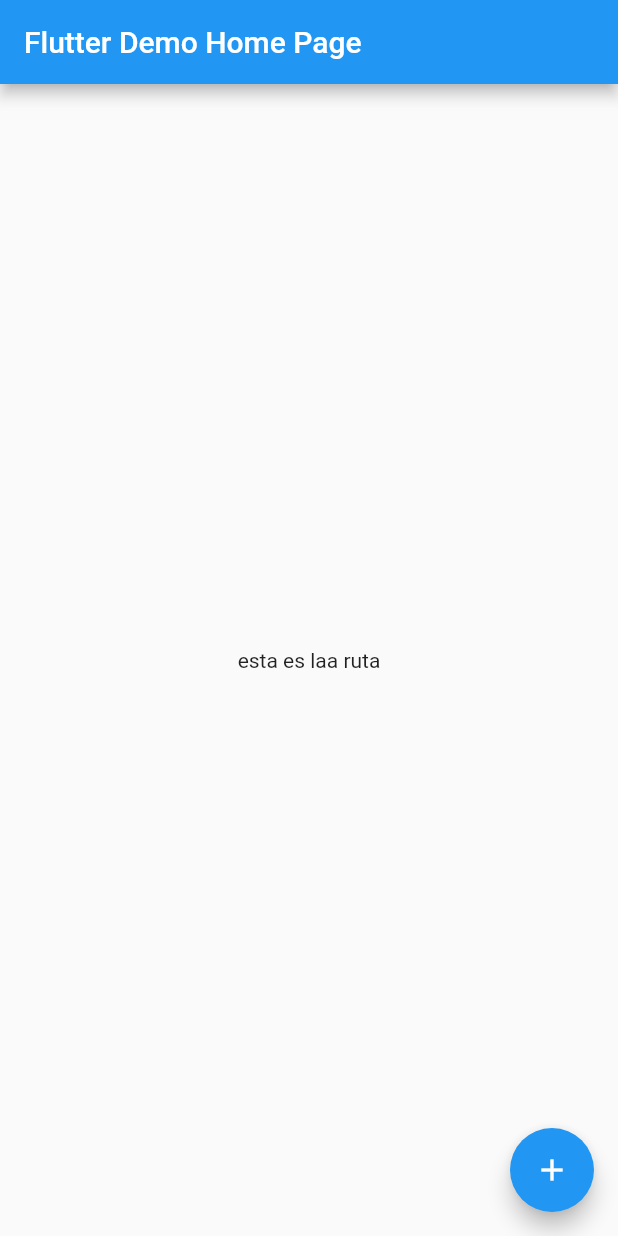
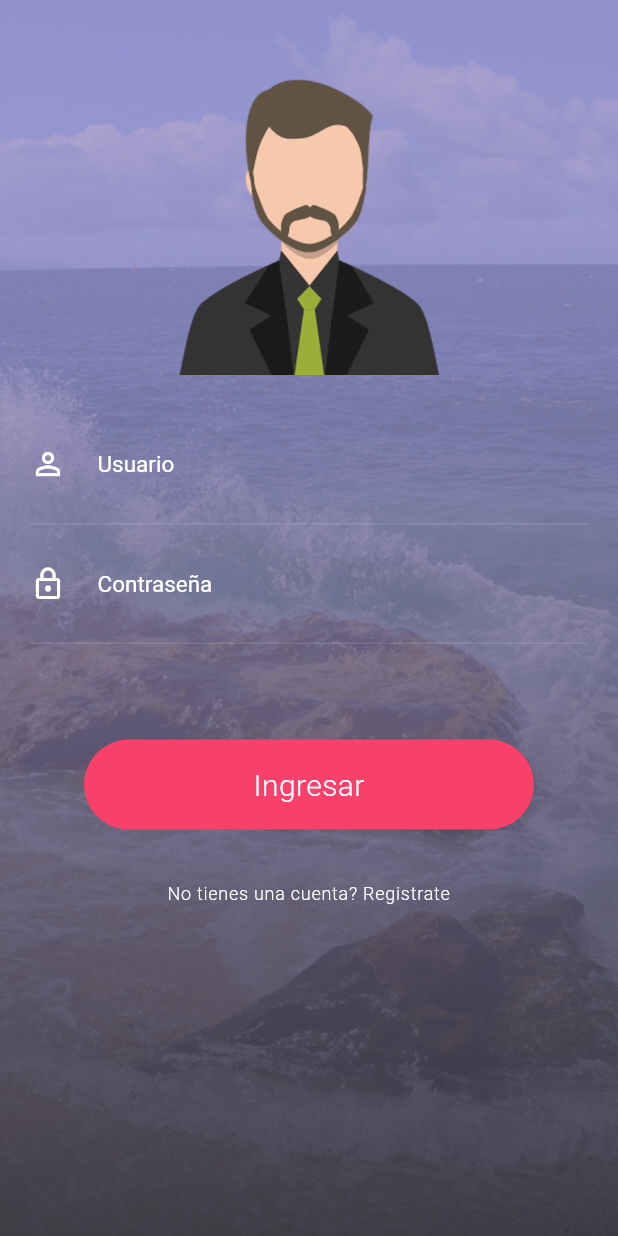
Before and after one commit to JChuayta/aap_scanner, a Flutter app: the screen it shows after launch, on a phone screen of 412 x 824 dp. Run offline on Flutter 3.47's test engine with Material 2 defaults, Android fonts, the phone set to English and light mode, and no system bars.

Commit message:
implementacion del login animado

```diff
--- /dev/null
+++ b/lib/Components/Form.dart
@@ -0,0 +1,33 @@
+import 'package:flutter/material.dart';
+import './InputFields.dart';
+
+class FormContainer extends StatelessWidget {
+  @override
+  Widget build(BuildContext context) {
+    return (new Container(
+      padding: EdgeInsets.only(top: 20.0),
+      margin: new EdgeInsets.symmetric(horizontal: 20.0),
+      child: new Column(
+        mainAxisAlignment: MainAxisAlignment.spaceEvenly,
+        children: <Widget>[
+          new Form(
+              child: new Column(
+            mainAxisAlignment: MainAxisAlignment.spaceAround,
+            children: <Widget>[
+              new InputFieldArea(
+                hint: "Usuario",
+                obscure: false,
+                icon: Icons.person_outline,
+              ),
+              new InputFieldArea(
+                hint: "Contraseña",
+                obscure: true,
+                icon: Icons.lock_outline,
+              ),
+            ],
+          )),
+        ],
+      ),
+    ));
+  }
+}
--- /dev/null
+++ b/lib/Components/InputFields.dart
@@ -0,0 +1,38 @@
+import 'package:flutter/material.dart';
+
+class InputFieldArea extends StatelessWidget {
+  final String hint;
+  final bool obscure;
+  final IconData icon;
+  InputFieldArea({this.hint, this.obscure, this.icon});
+  @override
+  Widget build(BuildContext context) {
+    return (new Container(
+      decoration: new BoxDecoration(
+        border: new Border(
+          bottom: new BorderSide(
+            width: 0.5,
+            color: Colors.white24,
+          ),
+        ),
+      ),
+      child: new TextFormField(
+        obscureText: obscure,
+        style: const TextStyle(
+          color: Colors.white,
+        ),
+        decoration: new InputDecoration(
+          icon: new Icon(
+            icon,
+            color: Colors.white,
+          ),
+          border: InputBorder.none,
+          hintText: hint,
+          hintStyle: const TextStyle(color: Colors.white, fontSize: 15.0),
+          contentPadding: const EdgeInsets.only(
+              top: 30.0, right: 30.0, bottom: 30.0, left: 5.0),
+        ),
+      ),
+    ));
+  }
+}
--- /dev/null
+++ b/lib/Components/SignInButton.dart
@@ -0,0 +1,26 @@
+import 'package:flutter/material.dart';
+
+class SignIn extends StatelessWidget {
+  SignIn();
+  @override
+  Widget build(BuildContext context) {
+    return (new Container(
+      width: 300.0,
+      height: 60.0,
+      alignment: FractionalOffset.center,
+      decoration: new BoxDecoration(
+        color: const Color.fromRGBO(247, 64, 106, 1.0),
+        borderRadius: new BorderRadius.all(const Radius.circular(30.0)),
+      ),
+      child: new Text(
+        "Ingresar",
+        style: new TextStyle(
+          color: Colors.white,
+          fontSize: 20.0,
+          fontWeight: FontWeight.w300,
+          letterSpacing: 0.3,
+        ),
+      ),
+    ));
+  }
+}
--- /dev/null
+++ b/lib/Components/SignUpLink.dart
@@ -0,0 +1,23 @@
+import 'package:flutter/material.dart';
+
+class SignUp extends StatelessWidget {
+  SignUp();
+  @override
+  Widget build(BuildContext context) {
+    return (new FlatButton(
+      padding: const EdgeInsets.only(top: 160.0),
+      onPressed: null,
+      child: new Text(
+        "No tienes una cuenta? Registrate",
+        textAlign: TextAlign.center,
+        overflow: TextOverflow.ellipsis,
+        softWrap: true,
+        style: new TextStyle(
+            fontWeight: FontWeight.w300,
+            letterSpacing: 0.5,
+            color: Colors.white,
+            fontSize: 12.0),
+      ),
+    ));
+  }
+}
--- /dev/null
+++ b/lib/Components/WhiteTick.dart
@@ -0,0 +1,17 @@
+import 'package:flutter/material.dart';
+
+class Tick extends StatelessWidget {
+  final DecorationImage image;
+  Tick({this.image});
+  @override
+  Widget build(BuildContext context) {
+    return (new Container(
+      width: 200.0,
+      height: 200.0,
+      alignment: Alignment.center,
+      decoration: new BoxDecoration(
+        image: image,
+      ),
+    ));
+  }
+}
--- /dev/null
+++ b/lib/Routes.dart
@@ -0,0 +1,40 @@
+import 'package:flutter/material.dart';
+import 'package:procesos_judiciales/Screens/Login/index.dart';
+import 'package:procesos_judiciales/Screens/Home/index.dart';
+
+class Routes {
+  Routes() {
+    runApp(new MaterialApp(
+      title: "Dribbble Animation App",
+      debugShowCheckedModeBanner: false,
+      home: new LoginScreen(),
+      onGenerateRoute: (RouteSettings settings) {
+        switch (settings.name) {
+          case '/login':
+            return new MyCustomRoute(
+              builder: (_) => new LoginScreen(),
+              settings: settings,
+            );
+
+          case '/home':
+            return new MyCustomRoute(
+              builder: (_) => new HomeScreen(),
+              settings: settings,
+            );
+        }
+      },
+    ));
+  }
+}
+
+class MyCustomRoute<T> extends MaterialPageRoute<T> {
+  MyCustomRoute({WidgetBuilder builder, RouteSettings settings})
+      : super(builder: builder, settings: settings);
+
+  @override
+  Widget buildTransitions(BuildContext context, Animation<double> animation,
+      Animation<double> secondaryAnimation, Widget child) {
+    if (settings.isInitialRoute) return child;
+    return new FadeTransition(opacity: animation, child: child);
+  }
+}
--- /dev/null
+++ b/lib/Screens/Login/index.dart
@@ -0,0 +1,121 @@
+import 'package:flutter/material.dart';
+import 'styles.dart';
+import 'loginAnimation.dart';
+import 'package:flutter/foundation.dart';
+import 'package:flutter/animation.dart';
+import 'dart:async';
+import '../../Components/SignUpLink.dart';
+import '../../Components/Form.dart';
+import '../../Components/SignInButton.dart';
+import '../../Components/WhiteTick.dart';
+import 'package:flutter/services.dart';
+import 'package:flutter/scheduler.dart' show timeDilation;
+
+class LoginScreen extends StatefulWidget {
+  const LoginScreen({Key key}) : super(key: key);
+  @override
+  LoginScreenState createState() => new LoginScreenState();
+}
+
+class LoginScreenState extends State<LoginScreen>
+    with TickerProviderStateMixin {
+  AnimationController _loginButtonController;
+  var animationStatus = 0;
+  @override
+  void initState() {
+    super.initState();
+    _loginButtonController = new AnimationController(
+        duration: new Duration(milliseconds: 3000), vsync: this);
+  }
+
+  @override
+  void dispose() {
+    _loginButtonController.dispose();
+    super.dispose();
+  }
+
+  Future<Null> _playAnimation() async {
+    try {
+      await _loginButtonController.forward();
+      await _loginButtonController.reverse();
+    } on TickerCanceled {}
+  }
+
+  Future<bool> _onWillPop() {
+    return showDialog(
+          context: context,
+          child: new AlertDialog(
+            title: new Text('Estas seguro?'),
+            actions: <Widget>[
+              new FlatButton(
+                onPressed: () => Navigator.of(context).pop(false),
+                child: new Text('No'),
+              ),
+              new FlatButton(
+                onPressed: () =>
+                    Navigator.pushReplacementNamed(context, "home"),
+                child: new Text('Yes'),
+              ),
+            ],
+          ),
+        ) ??
+        false;
+  }
+
+  @override
+  Widget build(BuildContext context) {
+    timeDilation = 0.4;
+    SystemChrome.setSystemUIOverlayStyle(SystemUiOverlayStyle.light);
+    return (new WillPopScope(
+        onWillPop: _onWillPop,
+        child: new Scaffold(
+          body: new Container(
+              decoration: new BoxDecoration(image: backgroundImage),
+              child: new Container(
+                  decoration: new BoxDecoration(
+                      gradient: new LinearGradient(
+                    colors: <Color>[
+                      const Color.fromRGBO(162, 146, 199, 0.8),
+                      const Color.fromRGBO(51, 51, 63, 0.9),
+                    ],
+                    stops: [0.2, 1.0],
+                    begin: const FractionalOffset(0.0, 0.0),
+                    end: const FractionalOffset(0.0, 1.0),
+                  )),
+                  child: new ListView(
+                    padding: const EdgeInsets.all(0.0),
+                    children: <Widget>[
+                      new Stack(
+                        alignment: AlignmentDirectional.bottomCenter,
+                        children: <Widget>[
+                          new Column(
+                            mainAxisAlignment: MainAxisAlignment.spaceEvenly,
+                            children: <Widget>[
+                              Padding(padding: EdgeInsets.only(top: 50)),
+                              new Tick(image: tick),
+                              new FormContainer(),
+                              new SignUp()
+                            ],
+                          ),
+                          animationStatus == 0
+                              ? new Padding(
+                                  padding: const EdgeInsets.only(bottom: 50.0),
+                                  child: new InkWell(
+                                      onTap: () {
+                                        setState(() {
+                                          animationStatus = 1;
+                                        });
+                                        _playAnimation();
+                                      },
+                                      child: new SignIn()),
+                                )
+                              : new StaggerAnimation(
+                                  buttonController:
+                                      _loginButtonController.view),
+                        ],
+                      ),
+                    ],
+                  ))),
+        )));
+  }
+}
--- /dev/null
+++ b/lib/Screens/Login/styles.dart
@@ -0,0 +1,12 @@
+import 'package:flutter/material.dart';
+
+DecorationImage backgroundImage = new DecorationImage(
+  image: new ExactAssetImage('assets/login.jpg'),
+  fit: BoxFit.cover,
+);
+
+DecorationImage tick = new DecorationImage(
+  image: new ExactAssetImage('assets/login.png'),
+  fit: BoxFit.fitHeight,
+
+);
--- a/lib/main.dart
+++ b/lib/main.dart
@@ -1,55 +1,25 @@
 import 'package:flutter/material.dart';
-import 'package:edge_detection/edge_detection.dart';
+import 'package:procesos_judiciales/Screens/Home/index.dart';
+import 'package:procesos_judiciales/Screens/Login/index.dart';
 
-void main() => runApp(MyApp());
-
+void main() async{
+ // Routes();
+  runApp(MyApp());
+}
 class MyApp extends StatelessWidget {
   @override
   Widget build(BuildContext context) {
-    return MaterialApp(
-      title: 'Flutter Demo',
-      theme: ThemeData(
-        primarySwatch: Colors.blue,
+    return Container(
+      child: MaterialApp(
+        debugShowCheckedModeBanner: false,
+        title: 'Expedientes',
+        initialRoute: 'login',
+        routes: {
+          'login': (BuildContext context) => LoginScreen(),
+          'home': (BuildContext context) => HomeScreen(),
+        },
+        theme: ThemeData(primaryColor: Colors.deepPurple[300]),
       ),
-      home: MyHomePage(title: 'Flutter Demo Home Page'),
     );
   }
 }
-
-class MyHomePage extends StatefulWidget {
-  MyHomePage({Key key, this.title}) : super(key: key);
-
-  final String title;
-
-  @override
-  _MyHomePageState createState() => _MyHomePageState();
-}
-
-class _MyHomePageState extends State<MyHomePage> {
-  String ruta = "";
-  @override
-  Widget build(BuildContext context) {
-    return Scaffold(
-      appBar: AppBar(
-        title: Text(widget.title),
-      ),
-      body: Center(
-        child: Text("esta es laa ruta" + ruta),
-      ),
-      floatingActionButton: FloatingActionButton(
-        onPressed: () {
-          _edge();
-        },
-        tooltip: 'Increment',
-        child: Icon(Icons.add),
-      ),
-    );
-  }
-
-  _edge() async {
-    String cade = await EdgeDetection.detectEdge;
-    setState(() {
-      ruta = cade;
-    });
-  }
-}
```
Also changed, not shown: lib/Screens/Home/index.dart (added, +18 -0 lines), lib/Screens/Login/loginAnimation.dart (added, +131 -0 lines), pubspec.yaml (+12 -20 lines), assets/home.jpeg (added), assets/login.jpg (added), assets/login.png (added), pubspec.lock, 2 other files.
